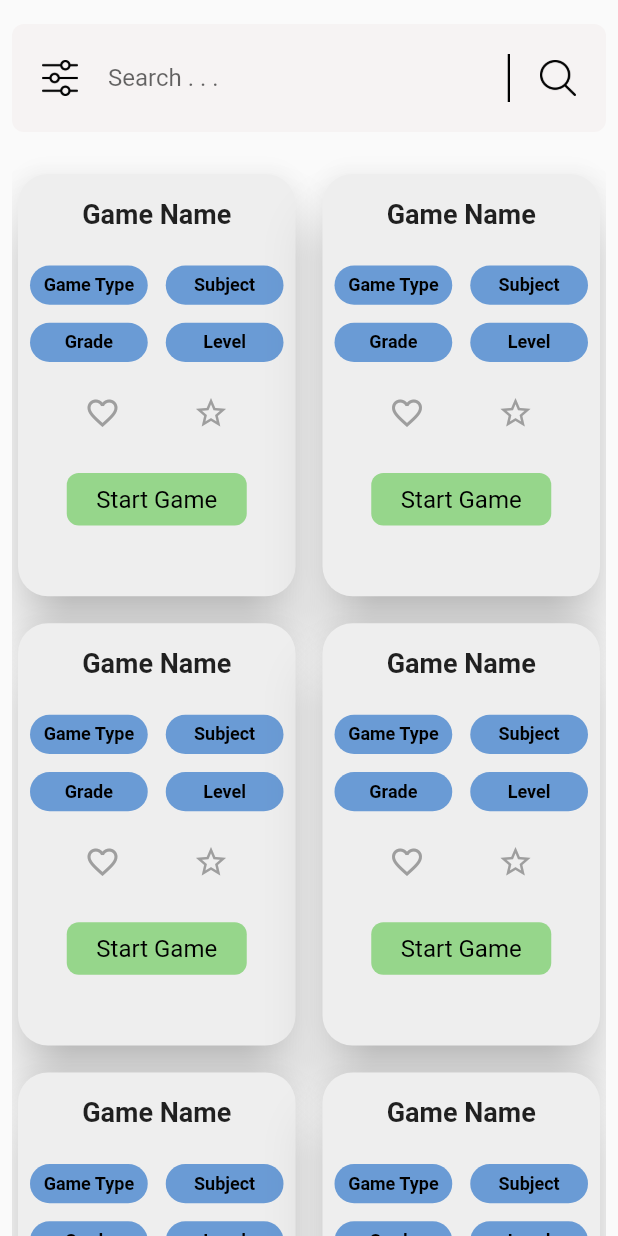
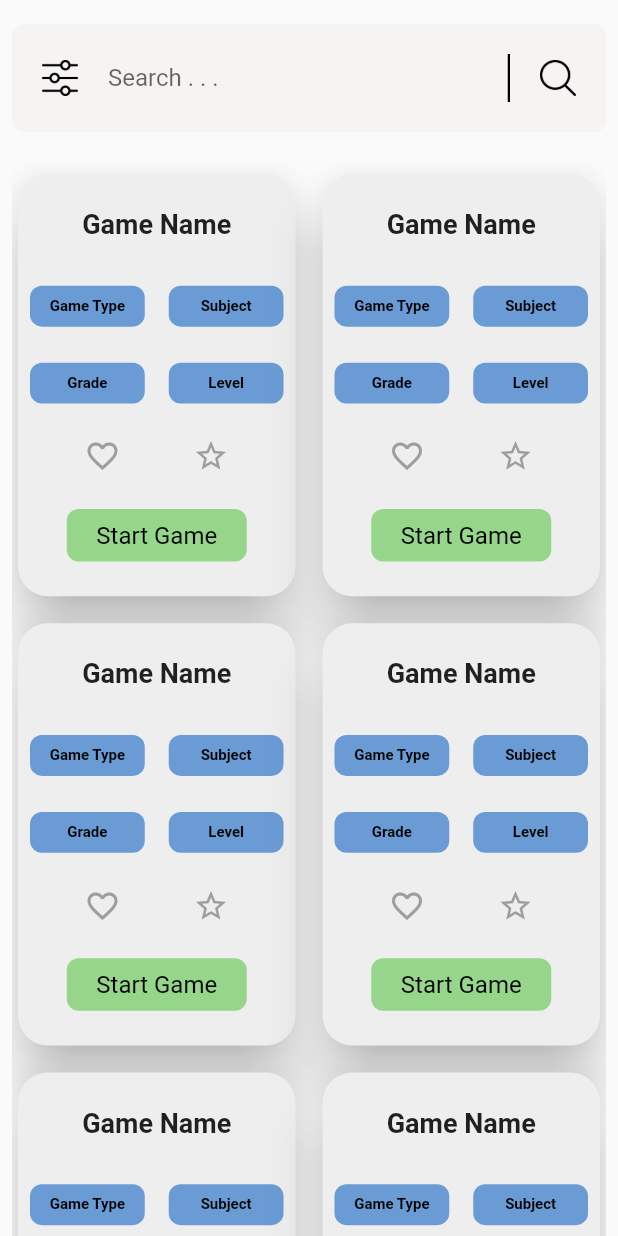
Before and after one commit to sanwaralkmali/kidlogame_app, a Flutter app: the AllGamesLayout widget shown alone on an empty page, opened directly, on a phone screen of 412 x 824 dp. Run offline on Flutter 3.47's test engine with Material 2 defaults, Android fonts, the phone set to English and light mode, and no system bars; our stand-ins replace cloud_firestore, firebase_core, shared_preferences; accounts and stored records are empty; project files that could hold a hidden picture were left out.

Commit message:
Working on the Games Cards Widget - Modify the way it looks

```diff
--- a/lib/utils/homeComponents/card-info.dart
+++ b/lib/utils/homeComponents/card-info.dart
@@ -2,27 +2,28 @@
 
 import 'package:flutter/material.dart';
 
-Widget getCardInfo({gameType, subject, grade, level}) {
+Widget getCardInfo(BuildContext context, {gameType, subject, grade, level}) {
   return GridView(
     shrinkWrap: true,
     physics: const NeverScrollableScrollPhysics(),
     gridDelegate: const SliverGridDelegateWithFixedCrossAxisCount(
       crossAxisCount: 2,
-      childAspectRatio: 3,
-      mainAxisSpacing: 12,
-      crossAxisSpacing: 12,
+      childAspectRatio: 2.8,
+      mainAxisSpacing: 24,
+      crossAxisSpacing: 16,
     ),
     children: [
       Container(
+        width: 120,
         decoration: BoxDecoration(
-          borderRadius: BorderRadius.circular(20),
+          borderRadius: BorderRadius.circular(8),
           color: const Color(0xFF6A9BD5),
         ),
         child: Center(
           child: Text(
             gameType,
             style: const TextStyle(
-              fontSize: 12,
+              fontSize: 10,
               color: Colors.black,
               fontWeight: FontWeight.bold,
             ),
@@ -31,14 +32,14 @@
       ),
       Container(
         decoration: BoxDecoration(
-          borderRadius: BorderRadius.circular(20),
+          borderRadius: BorderRadius.circular(8),
           color: const Color(0xFF6A9BD5),
         ),
         child: Center(
           child: Text(
             subject,
             style: const TextStyle(
-              fontSize: 12,
+              fontSize: 10,
               color: Colors.black,
               fontWeight: FontWeight.bold,
             ),
@@ -47,14 +48,14 @@
       ),
       Container(
         decoration: BoxDecoration(
-          borderRadius: BorderRadius.circular(20),
+          borderRadius: BorderRadius.circular(8),
           color: const Color(0xFF6A9BD5),
         ),
         child: Center(
           child: Text(
             grade,
             style: const TextStyle(
-              fontSize: 12,
+              fontSize: 10,
               color: Colors.black,
               fontWeight: FontWeight.bold,
             ),
@@ -63,14 +64,14 @@
       ),
       Container(
         decoration: BoxDecoration(
-          borderRadius: BorderRadius.circular(20),
+          borderRadius: BorderRadius.circular(8),
           color: const Color(0xFF6A9BD5),
         ),
         child: Center(
           child: Text(
             level,
             style: const TextStyle(
-              fontSize: 12,
+              fontSize: 10,
               color: Colors.black,
               fontWeight: FontWeight.bold,
             ),
--- a/lib/utils/homeComponents/game-card.dart
+++ b/lib/utils/homeComponents/game-card.dart
@@ -21,6 +21,7 @@
   Widget build(BuildContext context) {
     return Center(
       child: Column(
+        mainAxisAlignment: MainAxisAlignment.spaceEvenly,
         children: [
           const Text(
             'Game Name',
@@ -29,14 +30,14 @@
               fontWeight: FontWeight.bold,
             ),
           ),
-          const SizedBox(height: 24),
+          const SizedBox(height: 8),
           getCardInfo(
+            context,
             gameType: 'Game Type',
             subject: 'Subject',
             grade: 'Grade',
             level: 'Level',
           ),
-          const SizedBox(height: 10),
           Row(
             mainAxisAlignment: MainAxisAlignment.spaceEvenly,
             children: [
@@ -44,7 +45,6 @@
               FavoriteButton(isFavorite: false),
             ],
           ),
-          const SizedBox(height: 16),
           const StartGameButton(),
         ],
       ),
--- a/lib/views/game/games-layout.dart
+++ b/lib/views/game/games-layout.dart
@@ -45,7 +45,7 @@
                   ),
                   child: Padding(
                     padding:
-                        EdgeInsets.only(top: 16, left: 8, right: 8, bottom: 8),
+                        EdgeInsets.only(top: 12, left: 8, right: 8, bottom: 12),
                     child: GameCard(),
                   ),
                 );
--- a/lib/views/home/homeLayout/game-cards-layout.dart
+++ b/lib/views/home/homeLayout/game-cards-layout.dart
@@ -9,14 +9,14 @@
   @override
   Widget build(BuildContext context) {
     return SizedBox(
-      height: 275,
+      height: 250,
       child: ListView(
         scrollDirection: Axis.horizontal,
         children: List.generate(
           10,
           (index) {
             return const SizedBox(
-              width: 250,
+              width: 220,
               child: Card(
                 elevation: 5,
                 color: Color(0xFFEEEEEE),
@@ -27,7 +27,7 @@
                 ),
                 child: Padding(
                   padding:
-                      EdgeInsets.only(top: 16, left: 8, right: 8, bottom: 8),
+                      EdgeInsets.only(top: 12, left: 8, right: 8, bottom: 8),
                   child: GameCard(),
                 ),
               ),
```
